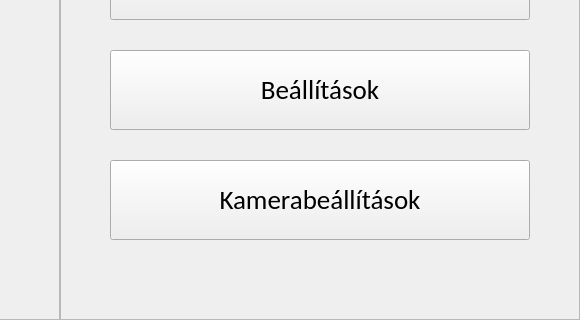
Before: the Qt Designer form UI/Views/mainMenuForm.ui in Excal21/GestureBoard, drawn with Qt 5; both pictures show x 220 to 800 and y 90 to 410 of the 800 by 410 pixel window.
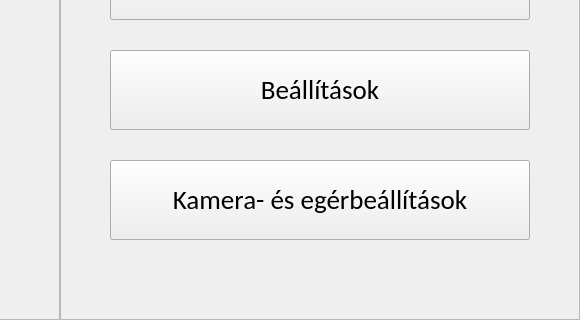
After: the same form once the commit is applied.

Commit message: Görgethető kamerabeállítások

```diff
--- a/UI/Views/mainMenuForm.ui
+++ b/UI/Views/mainMenuForm.ui
@@ -76,7 +76,7 @@
      <string notr="true"/>
     </property>
     <property name="text">
-     <string>Kamerabeállítások</string>
+     <string>Kamera- és egérbeállítások</string>
     </property>
    </widget>
    <widget class="QPushButton" name="btnOptions">
```
The commit also changes 8 other files.
